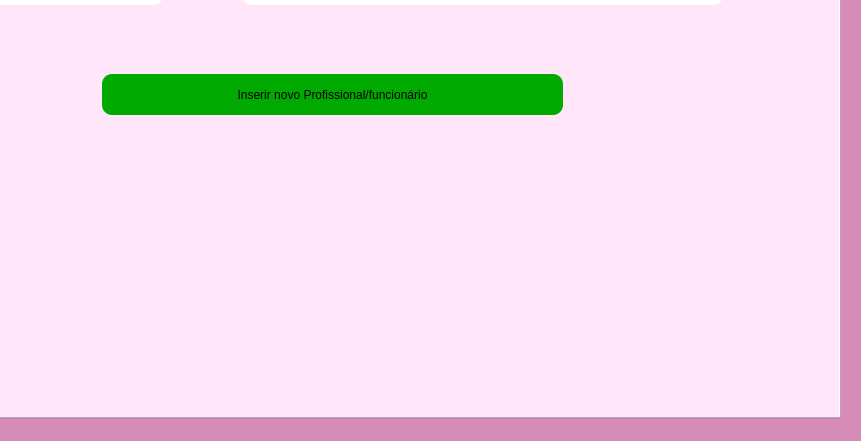
Before: the Qt Designer form telas_duda/profissionais.ui in JVwolfart/PROJETO-SALAO-JOVEM-PROGRAMADOR, drawn with Qt 5; both pictures show x 160 to 1021 and y 282 to 723 of the 1021 by 723 pixel window.
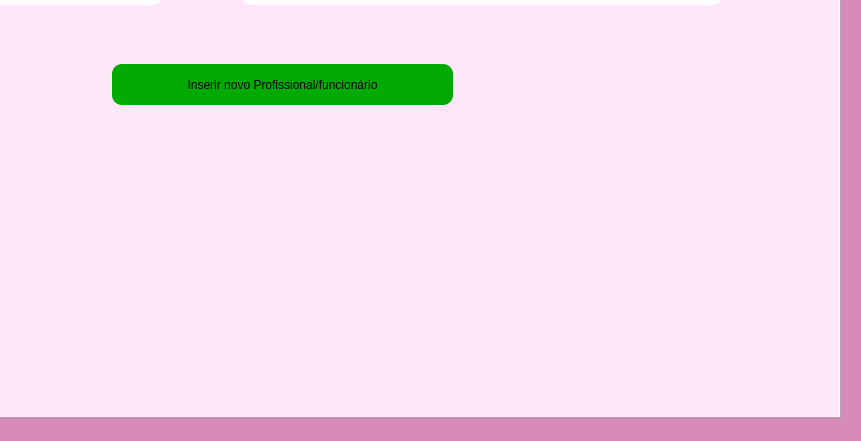
After: the same form once the commit is applied. The open tabs and pages were chosen to show the change. Icons and pictures are not drawn.

Patch:
```diff
--- a/telas_duda/profissionais.ui
+++ b/telas_duda/profissionais.ui
@@ -16,6 +16,18 @@
     <height>723</height>
    </rect>
   </property>
+  <property name="minimumSize">
+   <size>
+    <width>1021</width>
+    <height>723</height>
+   </size>
+  </property>
+  <property name="maximumSize">
+   <size>
+    <width>1031</width>
+    <height>733</height>
+   </size>
+  </property>
   <property name="font">
    <font>
     <pointsize>14</pointsize>
@@ -80,9 +92,9 @@
      <widget class="QPushButton" name="BtnInserir">
       <property name="geometry">
        <rect>
-        <x>250</x>
-        <y>320</y>
-        <width>461</width>
+        <x>260</x>
+        <y>310</y>
+        <width>341</width>
         <height>41</height>
        </rect>
       </property>
@@ -253,10 +265,10 @@
      <widget class="QLabel" name="label_5">
       <property name="geometry">
        <rect>
-        <x>590</x>
-        <y>500</y>
-        <width>361</width>
-        <height>131</height>
+        <x>540</x>
+        <y>470</y>
+        <width>411</width>
+        <height>161</height>
        </rect>
       </property>
       <property name="text">
```
Left out of the diff: 2 changed lines with no effect on the pictures.
